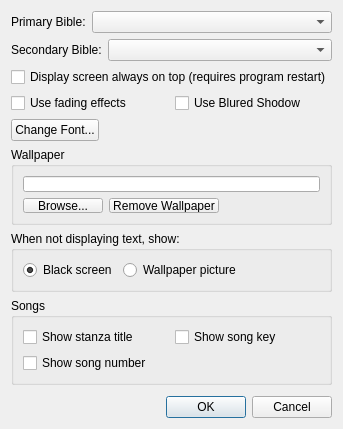
Qt form src/settingsdialog.ui (SoftProjector/src) before a commit.
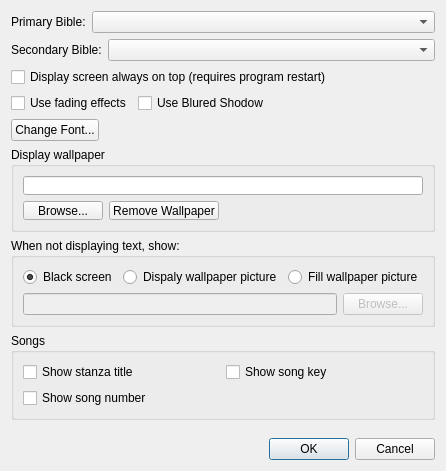
The same form after that commit.

Commit message: added an option when not displaying text, you can show a different image that default background wallpaper.

```diff
--- a/src/settingsdialog.ui
+++ b/src/settingsdialog.ui
@@ -6,8 +6,8 @@
    <rect>
     <x>0</x>
     <y>0</y>
-    <width>328</width>
-    <height>429</height>
+    <width>400</width>
+    <height>471</height>
    </rect>
   </property>
   <property name="windowTitle">
@@ -88,6 +88,19 @@
        </property>
       </widget>
      </item>
+     <item row="0" column="2">
+      <spacer name="horizontalSpacer">
+       <property name="orientation">
+        <enum>Qt::Horizontal</enum>
+       </property>
+       <property name="sizeHint" stdset="0">
+        <size>
+         <width>40</width>
+         <height>20</height>
+        </size>
+       </property>
+      </spacer>
+     </item>
     </layout>
    </item>
    <item>
@@ -123,7 +136,7 @@
       </size>
      </property>
      <property name="title">
-      <string>Wallpaper</string>
+      <string>Display wallpaper</string>
      </property>
      <layout class="QVBoxLayout" name="verticalLayout">
       <item>
@@ -175,7 +188,7 @@
      <property name="title">
       <string>When not displaying text, show:</string>
      </property>
-     <layout class="QFormLayout" name="formLayout_2">
+     <layout class="QGridLayout" name="gridLayout_4">
       <item row="0" column="0">
        <widget class="QRadioButton" name="black_screen_rbutton">
         <property name="text">
@@ -189,10 +202,38 @@
       <item row="0" column="1">
        <widget class="QRadioButton" name="wallpaper_rbutton">
         <property name="text">
-         <string>Wallpaper picture</string>
+         <string>Dispaly wallpaper picture</string>
         </property>
        </widget>
       </item>
+      <item row="0" column="2">
+       <widget class="QRadioButton" name="fill_wallpaper_rbutton">
+        <property name="text">
+         <string>Fill wallpaper picture</string>
+        </property>
+       </widget>
+      </item>
+      <item row="1" column="0" colspan="3">
+       <layout class="QGridLayout" name="gridLayout_3">
+        <item row="0" column="0">
+         <widget class="QLineEdit" name="fill_wallpaper_ef">
+          <property name="enabled">
+           <bool>false</bool>
+          </property>
+         </widget>
+        </item>
+        <item row="0" column="1">
+         <widget class="QPushButton" name="fill_wallaper_pushButton">
+          <property name="enabled">
+           <bool>false</bool>
+          </property>
+          <property name="text">
+           <string>Browse...</string>
+          </property>
+         </widget>
+        </item>
+       </layout>
+      </item>
      </layout>
     </widget>
    </item>
```
The commit also changes 5 other files.
